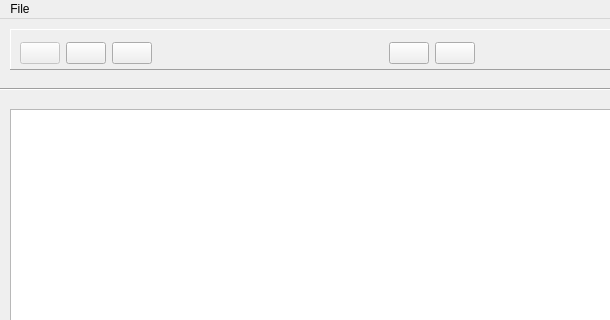
Before: the Qt Designer form view/ui/OutputWindow.ui in tlex-web/avega_sampling, drawn with Qt 5; both pictures show x 0 to 610 and y 0 to 320 of the 778 by 529 pixel window.
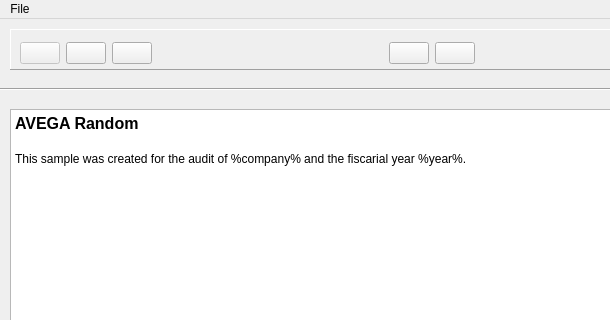
After: the same form once the commit is applied. Icons and pictures are not drawn.

The edit to the form file:
```diff
--- a/view/ui/OutputWindow.ui
+++ b/view/ui/OutputWindow.ui
@@ -211,6 +211,18 @@
     <property name="readOnly">
      <bool>true</bool>
     </property>
+    <property name="html">
+     <string>&lt;!DOCTYPE HTML PUBLIC &quot;-//W3C//DTD HTML 4.0//EN&quot; &quot;http://www.w3.org/TR/REC-html40/strict.dtd&quot;&gt;
+&lt;html&gt;&lt;head&gt;&lt;meta name=&quot;qrichtext&quot; content=&quot;1&quot; /&gt;&lt;meta charset=&quot;utf-8&quot; /&gt;&lt;style type=&quot;text/css&quot;&gt;
+p, li { white-space: pre-wrap; }
+hr { height: 1px; border-width: 0; }
+li.unchecked::marker { content: &quot;\2610&quot;; }
+li.checked::marker { content: &quot;\2612&quot;; }
+&lt;/style&gt;&lt;/head&gt;&lt;body style=&quot; font-family:'Segoe UI'; font-size:9pt; font-weight:400; font-style:normal;&quot;&gt;
+&lt;p style=&quot; margin-top:0px; margin-bottom:0px; margin-left:0px; margin-right:0px; -qt-block-indent:0; text-indent:0px;&quot;&gt;&lt;span style=&quot; font-size:12pt; font-weight:700;&quot;&gt;AVEGA Random &lt;/span&gt;&lt;/p&gt;
+&lt;p style=&quot;-qt-paragraph-type:empty; margin-top:0px; margin-bottom:0px; margin-left:0px; margin-right:0px; -qt-block-indent:0; text-indent:0px; font-size:12pt; font-weight:700;&quot;&gt;&lt;br /&gt;&lt;/p&gt;
+&lt;p style=&quot; margin-top:0px; margin-bottom:0px; margin-left:0px; margin-right:0px; -qt-block-indent:0; text-indent:0px;&quot;&gt;This sample was created for the audit of %company% and the fiscarial year %year%. &lt;/p&gt;&lt;/body&gt;&lt;/html&gt;</string>
+    </property>
    </widget>
   </widget>
   <widget class="QMenuBar" name="menubar">
```
